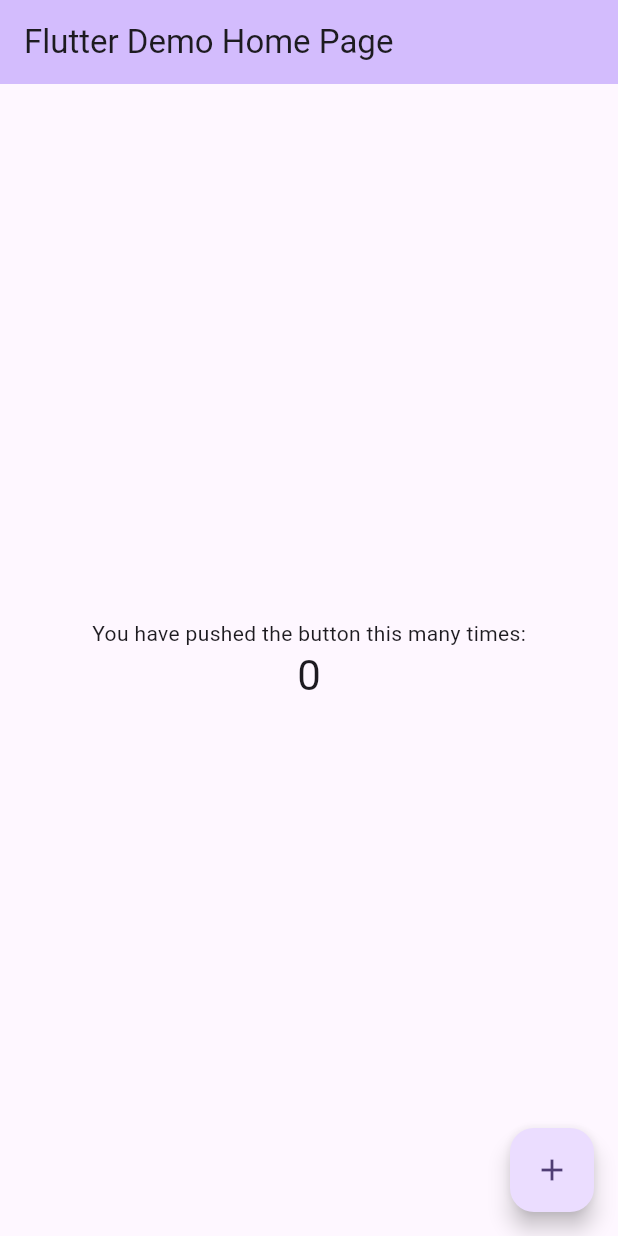
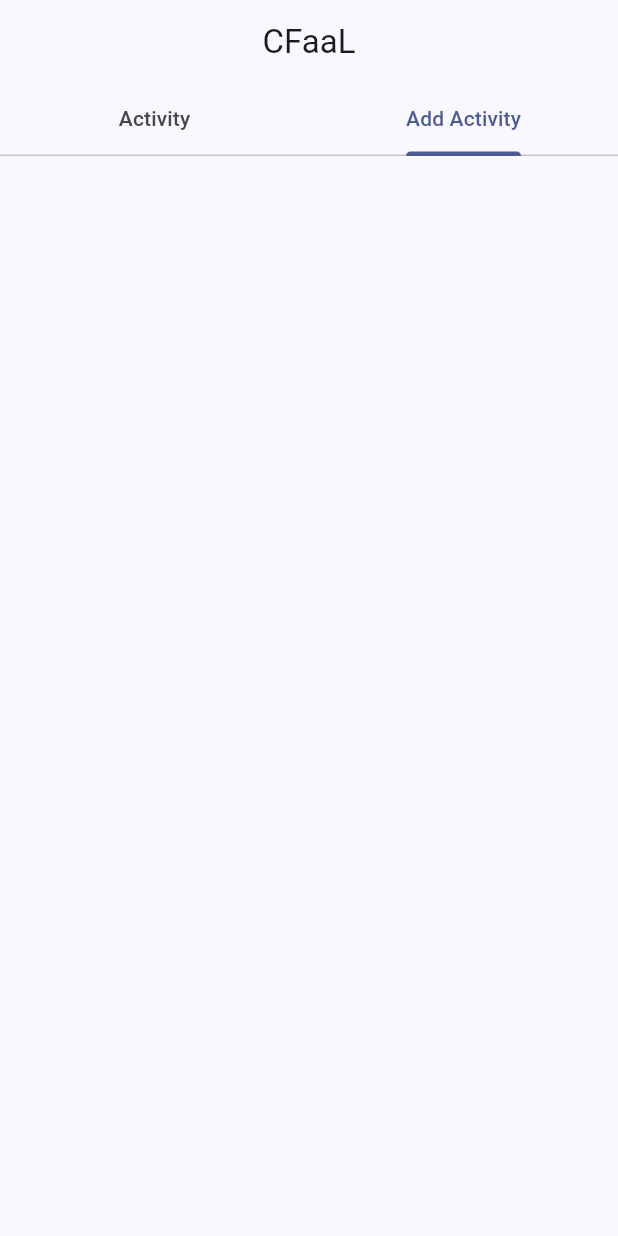
Before and after one commit to JK9400/Flutter-Demo, a Flutter app: the screen it shows after launch, on a phone screen of 412 x 824 dp. Run offline on Flutter 3.47's test engine with Material 3 defaults, Android fonts, the phone set to English and light mode, and no system bars.

Commit message:
Added tabs to the main page

```diff
--- a/lib/main.dart
+++ b/lib/main.dart
@@ -1,125 +1,74 @@
 import 'package:flutter/material.dart';
 
-void main() {
-  runApp(const MyApp());
-}
+/// Flutter code sample for [AppBar].
 
-class MyApp extends StatelessWidget {
-  const MyApp({super.key});
+List<String> titles = <String>[
+  'Activity',
+  'Add Activity',
+];
 
-  // This widget is the root of your application.
+void main() => runApp(const AppBarApp());
+
+class AppBarApp extends StatelessWidget {
+  const AppBarApp({super.key});
+
   @override
   Widget build(BuildContext context) {
     return MaterialApp(
-      title: 'Flutter Demo',
       theme: ThemeData(
-        // This is the theme of your application.
-        //
-        // TRY THIS: Try running your application with "flutter run". You'll see
-        // the application has a purple toolbar. Then, without quitting the app,
-        // try changing the seedColor in the colorScheme below to Colors.green
-        // and then invoke "hot reload" (save your changes or press the "hot
-        // reload" button in a Flutter-supported IDE, or press "r" if you used
-        // the command line to start the app).
-        //
-        // Notice that the counter didn't reset back to zero; the application
-        // state is not lost during the reload. To reset the state, use hot
-        // restart instead.
-        //
-        // This works for code too, not just values: Most code changes can be
-        // tested with just a hot reload.
-        colorScheme: ColorScheme.fromSeed(seedColor: Colors.deepPurple),
-        useMaterial3: true,
-      ),
-      home: const MyHomePage(title: 'Flutter Demo Home Page'),
+          colorSchemeSeed: const Color.fromARGB(255, 0, 89, 255), useMaterial3: true),
+      home: const AppBarExample(),
     );
   }
 }
 
-class MyHomePage extends StatefulWidget {
-  const MyHomePage({super.key, required this.title});
-
-  // This widget is the home page of your application. It is stateful, meaning
-  // that it has a State object (defined below) that contains fields that affect
-  // how it looks.
-
-  // This class is the configuration for the state. It holds the values (in this
-  // case the title) provided by the parent (in this case the App widget) and
-  // used by the build method of the State. Fields in a Widget subclass are
-  // always marked "final".
-
-  final String title;
-
-  @override
-  State<MyHomePage> createState() => _MyHomePageState();
-}
-
-class _MyHomePageState extends State<MyHomePage> {
-  int _counter = 0;
-
-  void _incrementCounter() {
-    setState(() {
-      // This call to setState tells the Flutter framework that something has
-      // changed in this State, which causes it to rerun the build method below
-      // so that the display can reflect the updated values. If we changed
-      // _counter without calling setState(), then the build method would not be
-      // called again, and so nothing would appear to happen.
-      _counter++;
-    });
-  }
+class AppBarExample extends StatelessWidget {
+  const AppBarExample({super.key});
 
   @override
   Widget build(BuildContext context) {
-    // This method is rerun every time setState is called, for instance as done
-    // by the _incrementCounter method above.
-    //
-    // The Flutter framework has been optimized to make rerunning build methods
-    // fast, so that you can just rebuild anything that needs updating rather
-    // than having to individually change instances of widgets.
-    return Scaffold(
-      appBar: AppBar(
-        // TRY THIS: Try changing the color here to a specific color (to
-        // Colors.amber, perhaps?) and trigger a hot reload to see the AppBar
-        // change color while the other colors stay the same.
-        backgroundColor: Theme.of(context).colorScheme.inversePrimary,
-        // Here we take the value from the MyHomePage object that was created by
-        // the App.build method, and use it to set our appbar title.
-        title: Text(widget.title),
-      ),
-      body: Center(
-        // Center is a layout widget. It takes a single child and positions it
-        // in the middle of the parent.
-        child: Column(
-          // Column is also a layout widget. It takes a list of children and
-          // arranges them vertically. By default, it sizes itself to fit its
-          // children horizontally, and tries to be as tall as its parent.
+    final ColorScheme colorScheme = Theme.of(context).colorScheme;
+    final Color oddItemColor = colorScheme.primary.withOpacity(0.05);
+    final Color evenItemColor = colorScheme.primary.withOpacity(0.15);
+    const int tabsCount = 3;
+
+    return DefaultTabController(
+      initialIndex: 1,
+      length: tabsCount,
+      child: Scaffold(
+        appBar: AppBar(
+          centerTitle: true,
+          title: const Text('CFaaL'),
+          // This check specifies which nested Scrollable's scroll notification
+          // should be listened to.
           //
-          // Column has various properties to control how it sizes itself and
-          // how it positions its children. Here we use mainAxisAlignment to
-          // center the children vertically; the main axis here is the vertical
-          // axis because Columns are vertical (the cross axis would be
-          // horizontal).
+          // When `ThemeData.useMaterial3` is true and scroll view has
+          // scrolled underneath the app bar, this updates the app bar
+          // background color and elevation.
           //
-          // TRY THIS: Invoke "debug painting" (choose the "Toggle Debug Paint"
-          // action in the IDE, or press "p" in the console), to see the
-          // wireframe for each widget.
-          mainAxisAlignment: MainAxisAlignment.center,
-          children: <Widget>[
-            const Text(
-              'You have pushed the button this many times:',
-            ),
-            Text(
-              '$_counter',
-              style: Theme.of(context).textTheme.headlineMedium,
-            ),
-          ],
+          // This sets `notification.depth == 1` to listen to the scroll
+          // notification from the nested `ListView.builder`.
+          notificationPredicate: (ScrollNotification notification) {
+            return notification.depth == 1;
+          },
+          // The elevation value of the app bar when scroll view has
+          // scrolled underneath the app bar.
+          scrolledUnderElevation: 4.0,
+          shadowColor: Theme.of(context).shadowColor,
+          bottom: TabBar(
+            tabs: <Widget>[
+              Tab(
+                // icon: const Icon(Icons.cloud_outlined),
+                text: titles[0],
+              ),
+              Tab(
+                // icon: const Icon(Icons.beach_access_sharp),
+                text: titles[1],
+              ),
+            ],
+          ),
         ),
       ),
-      floatingActionButton: FloatingActionButton(
-        onPressed: _incrementCounter,
-        tooltip: 'Increment',
-        child: const Icon(Icons.add),
-      ), // This trailing comma makes auto-formatting nicer for build methods.
     );
   }
 }
```
